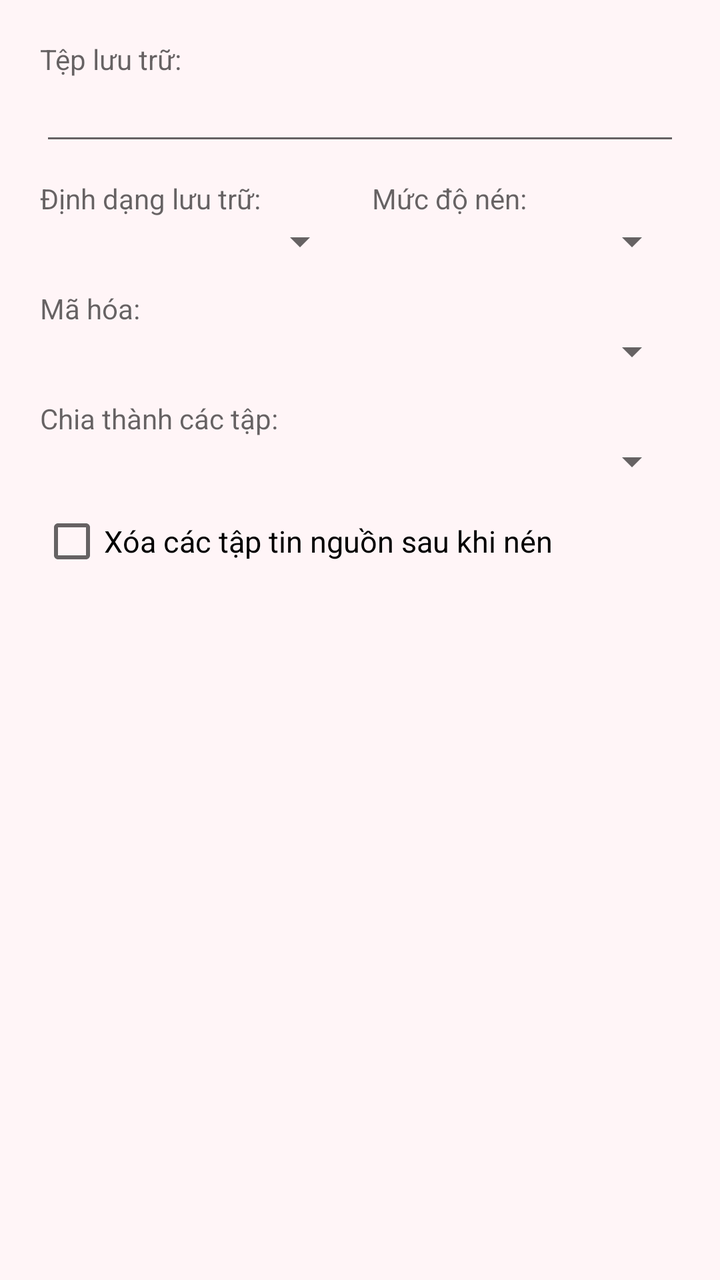
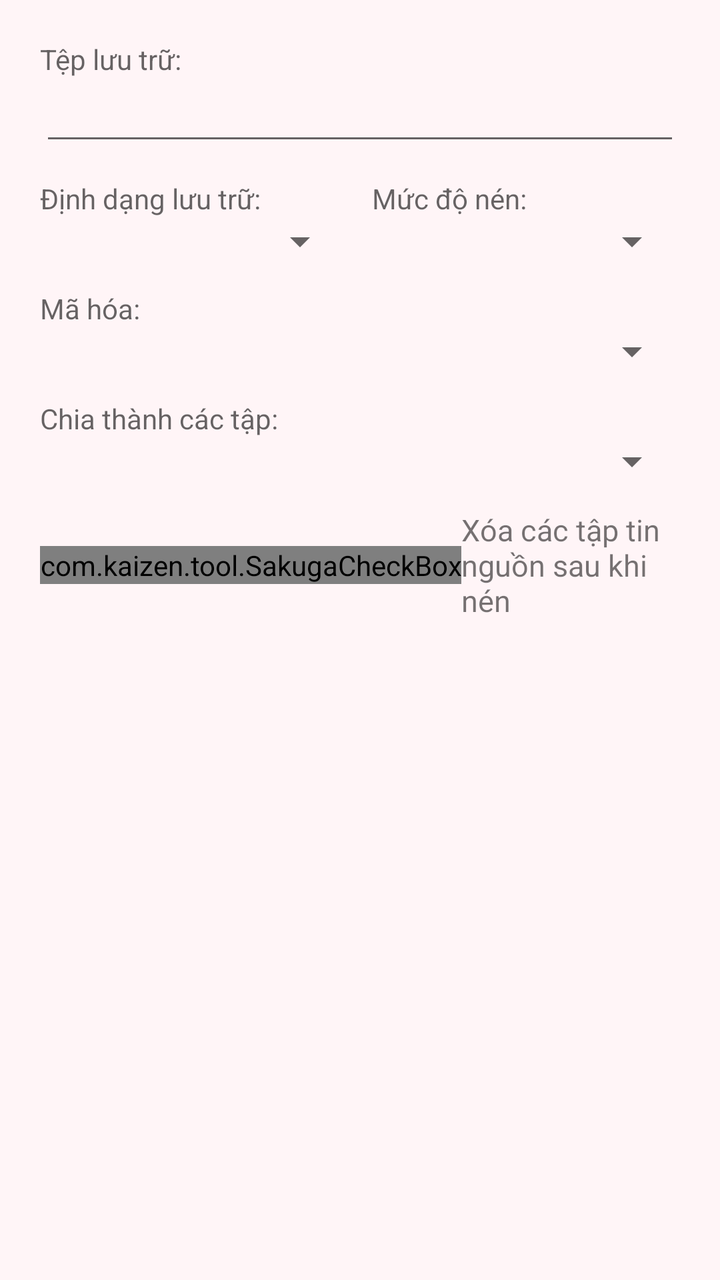

Two renders of the same Android screen: before a commit and after it. Below are the layout's source before the change and the commit's diff.
<!-- AndroidManifest.xml: application theme AppTheme -->
<!-- res/layout/dialog_compress.xml -->
<?xml version="1.0" encoding="utf-8"?>
<ScrollView xmlns:android="http://schemas.android.com/apk/res/android"
    android:layout_width="match_parent"
    android:layout_height="wrap_content">

    <LinearLayout
        android:layout_width="match_parent"
        android:layout_height="wrap_content"
        android:orientation="vertical"
        android:padding="20dp">

        <TextView
            android:layout_width="wrap_content"
            android:layout_height="wrap_content"
            android:text="Tệp lưu trữ:"
            android:textSize="14sp"
            android:textColor="?android:attr/textColorSecondary" />

        <EditText
            android:id="@+id/cmp_name"
            android:layout_width="match_parent"
            android:layout_height="wrap_content"
            android:singleLine="true"
            android:textSize="16sp" />

        <LinearLayout
            android:layout_width="match_parent"
            android:layout_height="wrap_content"
            android:orientation="horizontal"
            android:layout_marginTop="12dp">

            <LinearLayout
                android:layout_width="0dp"
                android:layout_height="wrap_content"
                android:layout_weight="1"
                android:orientation="vertical">

                <TextView
                    android:layout_width="wrap_content"
                    android:layout_height="wrap_content"
                    android:text="Định dạng lưu trữ:"
                    android:textSize="14sp"
                    android:textColor="?android:attr/textColorSecondary" />

                <Spinner
                    android:id="@+id/cmp_format"
                    android:layout_width="match_parent"
                    android:layout_height="wrap_content" />
            </LinearLayout>

            <LinearLayout
                android:layout_width="0dp"
                android:layout_height="wrap_content"
                android:layout_weight="1"
                android:orientation="vertical"
                android:layout_marginStart="12dp">

                <TextView
                    android:layout_width="wrap_content"
                    android:layout_height="wrap_content"
                    android:text="Mức độ nén:"
                    android:textSize="14sp"
                    android:textColor="?android:attr/textColorSecondary" />

                <Spinner
                    android:id="@+id/cmp_level"
                    android:layout_width="match_parent"
                    android:layout_height="wrap_content" />
            </LinearLayout>
        </LinearLayout>

        <TextView
            android:layout_width="wrap_content"
            android:layout_height="wrap_content"
            android:layout_marginTop="12dp"
            android:text="Mã hóa:"
            android:textSize="14sp"
            android:textColor="?android:attr/textColorSecondary" />

        <Spinner
            android:id="@+id/cmp_encrypt"
            android:layout_width="match_parent"
            android:layout_height="wrap_content" />

        <LinearLayout
            android:id="@+id/cmp_pw_row"
            android:layout_width="match_parent"
            android:layout_height="wrap_content"
            android:orientation="vertical"
            android:visibility="gone"
            android:layout_marginTop="12dp">

            <TextView
                android:layout_width="wrap_content"
                android:layout_height="wrap_content"
                android:text="Mật khẩu:"
                android:textSize="14sp"
                android:textColor="?android:attr/textColorSecondary" />

            <LinearLayout
                android:layout_width="match_parent"
                android:layout_height="wrap_content"
                android:orientation="horizontal"
                android:gravity="center_vertical">

                <EditText
                    android:id="@+id/cmp_password"
                    android:layout_width="0dp"
                    android:layout_height="wrap_content"
                    android:layout_weight="1"
                    android:singleLine="true"
                    android:inputType="textPassword"
                    android:hint="Nhập mật khẩu"
                    android:textSize="16sp" />

                <Button
                    android:id="@+id/cmp_pw_eye"
                    android:layout_width="48dp"
                    android:layout_height="48dp"
                    android:text="👁"
                    android:textSize="18sp"
                    android:background="?android:attr/selectableItemBackgroundBorderless" />
            </LinearLayout>
        </LinearLayout>

        <TextView
            android:layout_width="wrap_content"
            android:layout_height="wrap_content"
            android:layout_marginTop="12dp"
            android:text="Chia thành các tập:"
            android:textSize="14sp"
            android:textColor="?android:attr/textColorSecondary" />

        <Spinner
            android:id="@+id/cmp_split"
            android:layout_width="match_parent"
            android:layout_height="wrap_content" />

        <CheckBox
            android:id="@+id/cmp_delete_src"
            android:layout_width="wrap_content"
            android:layout_height="wrap_content"
            android:layout_marginTop="12dp"
            android:text="Xóa các tập tin nguồn sau khi nén"
            android:textSize="15sp" />

    </LinearLayout>
</ScrollView>
<!-- resources referenced by this layout -->
<resources>
  <style name="AppTheme" parent="android:Theme.Material.Light.NoActionBar">
          <item name="android:colorPrimary">@color/colorPrimary</item>
          <item name="android:colorPrimaryDark">@color/colorPrimaryDark</item>
          <item name="android:colorAccent">@color/colorAccent</item>
          <item name="android:windowBackground">@color/windowBackground</item>
          <item name="android:popupMenuStyle">@style/PopupMenuStyle</item>
          <item name="characterSelectedBackground">@color/selectedBackground</item>
          <item name="characterPathBarBackground">@color/pathBarBackground</item>
          <item name="characterDivider">@color/divider</item>
      </style>
  <color name="colorPrimary">#f06292</color>
  <color name="colorPrimaryDark">#c2185b</color>
  <color name="colorAccent">#ff80ab</color>
  <color name="windowBackground">#fff5f7</color>
  <style name="PopupMenuStyle" parent="android:Widget.Material.Light.PopupMenu">
          <item name="android:popupBackground">?attr/characterSelectedBackground</item>
      </style>
  <color name="selectedBackground">#fce4ec</color>
  <color name="pathBarBackground">#fce4ec</color>
  <color name="divider">#f8bbd0</color>
</resources>

<!-- the commit's change to res/layout/dialog_compress.xml (unified diff, before → after) -->
@@ -4,6 +4,7 @@
     android:layout_height="wrap_content">
 
     <LinearLayout
+        android:id="@+id/cmp_root"
         android:layout_width="match_parent"
         android:layout_height="wrap_content"
         android:orientation="vertical"
@@ -136,13 +137,26 @@
             android:layout_width="match_parent"
             android:layout_height="wrap_content" />
 
-        <CheckBox
-            android:id="@+id/cmp_delete_src"
-            android:layout_width="wrap_content"
+        
+        <LinearLayout
+            android:layout_width="match_parent"
             android:layout_height="wrap_content"
-            android:layout_marginTop="12dp"
-            android:text="Xóa các tập tin nguồn sau khi nén"
-            android:textSize="15sp" />
+            android:orientation="horizontal"
+            android:gravity="center_vertical"
+            android:layout_marginTop="12dp">
+
+            <com.kaizen.tool.SakugaCheckBox
+                android:id="@+id/cmp_delete_src"
+                android:layout_width="wrap_content"
+                android:layout_height="wrap_content" />
+
+            <TextView
+                android:id="@+id/cmp_delete_src_label"
+                android:layout_width="wrap_content"
+                android:layout_height="wrap_content"
+                android:text="Xóa các tập tin nguồn sau khi nén"
+                android:textSize="15sp" />
+        </LinearLayout>
 
     </LinearLayout>
 </ScrollView>
